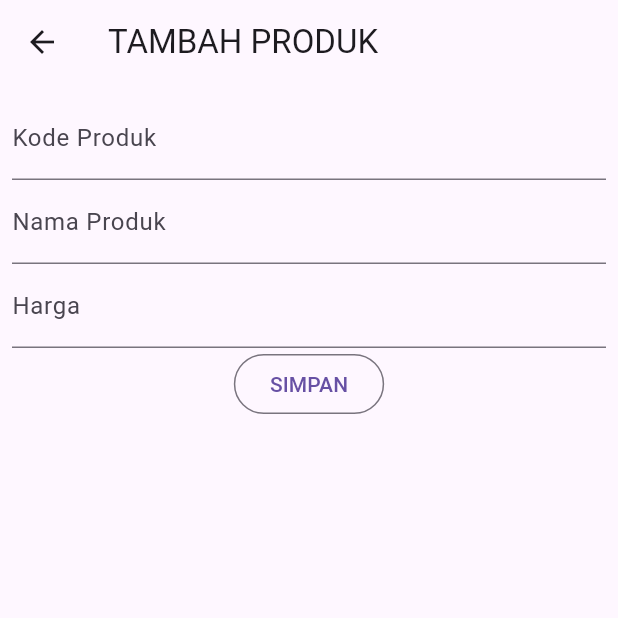
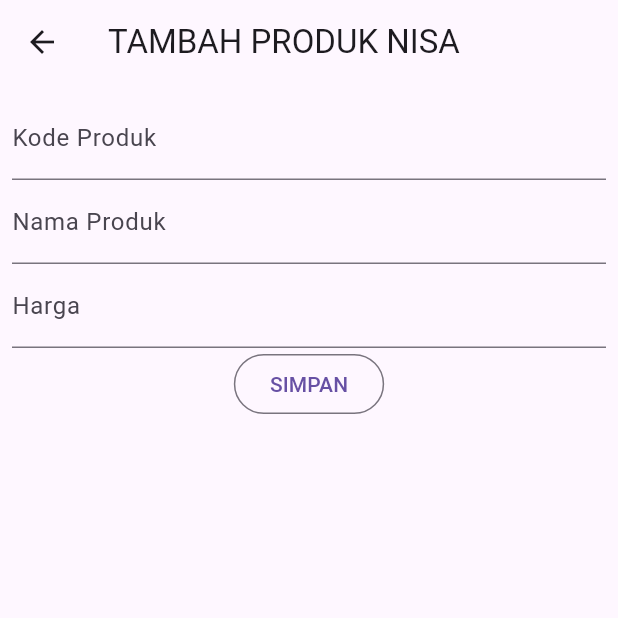
Before and after one commit to UkhtiNisa17/LabMobile4_UkhtiNisa_ShiftA, a Flutter app: the ProdukForm screen opened directly, on a phone screen of 412 x 824 dp, the top half of it. Run offline on Flutter 3.47's test engine with Material 3 defaults, Android fonts, the phone set to English and light mode, and no system bars; our stand-ins replace shared_preferences; accounts and stored records are empty.

Commit message:
produk_form.dart

```diff
--- a/tokokita/lib/ui/produk_form.dart
+++ b/tokokita/lib/ui/produk_form.dart
@@ -16,7 +16,7 @@ class ProdukForm extends StatefulWidget {
 class _ProdukFormState extends State<ProdukForm> {
   final _formKey = GlobalKey<FormState>();
   bool _isLoading = false;
-  String judul = "TAMBAH PRODUK ";
+  String judul = "TAMBAH PRODUK NISA";
   String tombolSubmit = "SIMPAN";
   final _kodeProdukTextboxController = TextEditingController();
   final _namaProdukTextboxController = TextEditingController();
@@ -31,7 +31,7 @@ class _ProdukFormState extends State<ProdukForm> {
   isUpdate() {
     if (widget.produk != null) {
       setState(() {
-        judul = "UBAH PRODUK ";
+        judul = "UBAH PRODUK NISA ";
         tombolSubmit = "UBAH";
         _kodeProdukTextboxController.text = widget.produk!.kodeProduk!;
         _namaProdukTextboxController.text = widget.produk!.namaProduk!;
@@ -39,7 +39,7 @@ class _ProdukFormState extends State<ProdukForm> {
             widget.produk!.hargaProduk.toString();
       });
     } else {
-      judul = "TAMBAH PRODUK";
+      judul = "TAMBAH PRODUK NISA";
       tombolSubmit = "SIMPAN";
     }
   }
```
